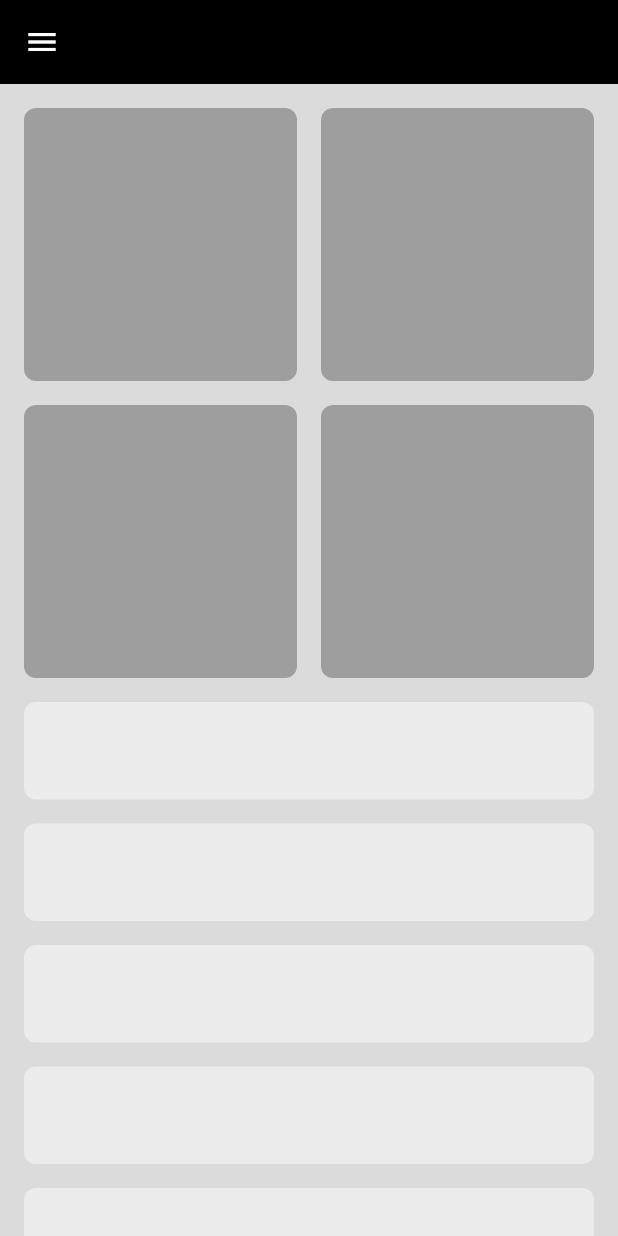
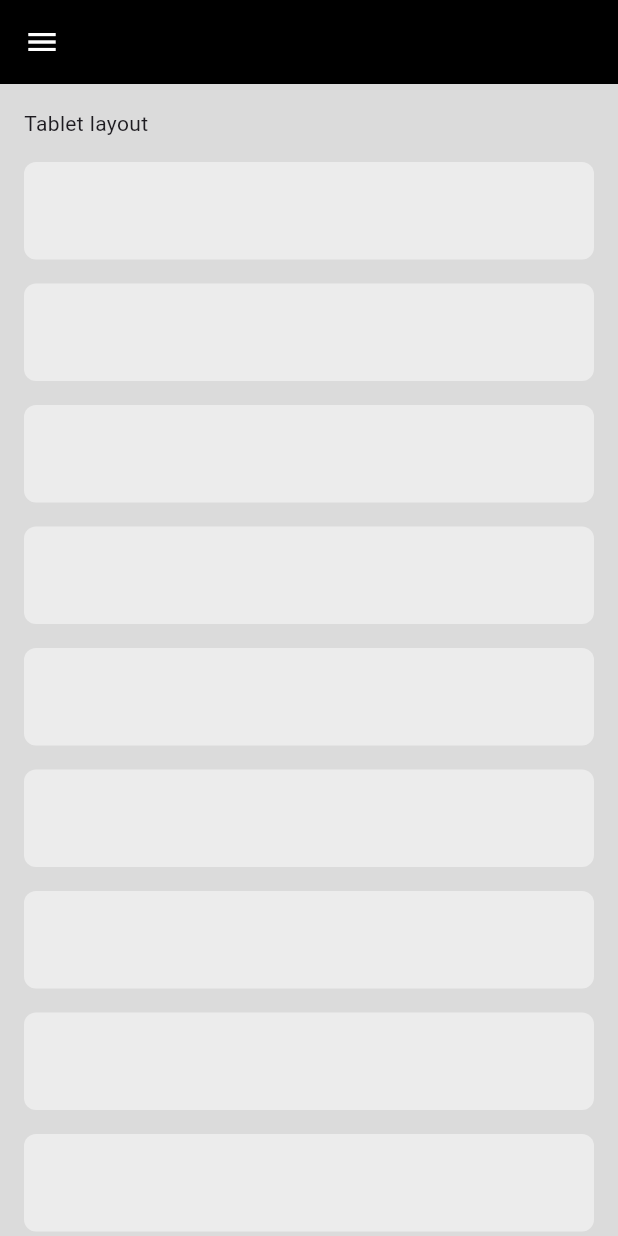
Before and after one commit to AhmedHussien249/starter_project_adaptive_ui, a Flutter app: the screen it shows after launch, on a phone screen of 412 x 824 dp. Run offline on Flutter 3.47's test engine with Material 3 defaults, Android fonts, the phone set to English and light mode, and no system bars; our stand-ins replace font_awesome_flutter.

Commit message:
create LayoutBuilder

```diff
--- a/lib/main.dart
+++ b/lib/main.dart
@@ -1,3 +1,5 @@
+import 'dart:developer';
+
 import 'package:flutter/material.dart';
 import 'package:starter_project_adaptive_ui/views/home_view.dart';
 
@@ -8,9 +10,12 @@ void main() {
 class MyApp extends StatelessWidget {
   const MyApp({super.key});
 
+
   // This widget is the root of your application.
   @override
   Widget build(BuildContext context) {
+    var maxWidth = MediaQuery.of(context).size.width;
+    log(maxWidth.toString());
     return MaterialApp(
       title: 'Flutter Demo',
       theme: ThemeData(
--- a/lib/views/custom_sliver_grid.dart
+++ b/lib/widgets/custom_sliver_grid.dart
@@ -1,13 +1,15 @@
 import 'package:flutter/material.dart';
 
-import '../widgets/custom_item.dart';
+import 'custom_item.dart';
 
 class CustomSliverGrid extends StatelessWidget {
   const CustomSliverGrid({super.key});
 
   @override
   Widget build(BuildContext context) {
-    return SliverGrid.builder(
+    return GridView.builder(
+      shrinkWrap: true,
+      physics: const NeverScrollableScrollPhysics(),
       itemCount: 4,
       gridDelegate: const SliverGridDelegateWithFixedCrossAxisCount(
         crossAxisCount: 2,
--- a/lib/widgets/home_view_body.dart
+++ b/lib/widgets/home_view_body.dart
@@ -1,24 +1,35 @@
+
 import 'package:flutter/material.dart';
 import 'package:starter_project_adaptive_ui/widgets/custom_sliver_list.dart';
 
-import '../views/custom_sliver_grid.dart';
+import 'custom_sliver_grid.dart';
 
 class HomeViewBody extends StatelessWidget {
   const HomeViewBody({super.key});
 
   @override
   Widget build(BuildContext context) {
-    return const Padding(
-      padding: EdgeInsets.symmetric(horizontal: 16),
+
+
+    return Padding(
+      padding: const EdgeInsets.symmetric(horizontal: 16),
       child: CustomScrollView(
         slivers: [
-          SliverToBoxAdapter(
+          const SliverToBoxAdapter(
             child: SizedBox(
               height: 16,
             ),
           ),
-          CustomSliverGrid(),
-          CustomSliverList()
+          SliverToBoxAdapter(
+            child: LayoutBuilder(builder: (context, constraints) {
+              if (constraints.maxWidth < 600) {
+                return const Text('Tablet layout');
+              } else {
+                return const CustomSliverGrid();
+              }
+            }),
+          ),
+          const CustomSliverList()
         ],
       ),
     );
```
Also changed, not shown: 1 other file.
